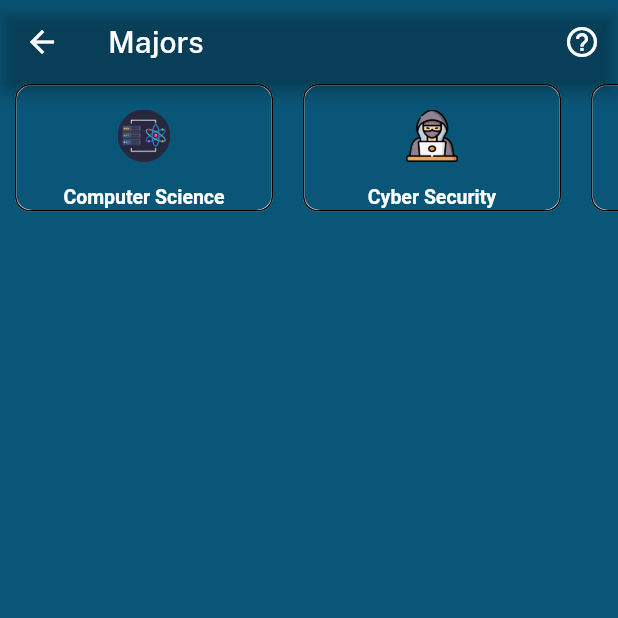
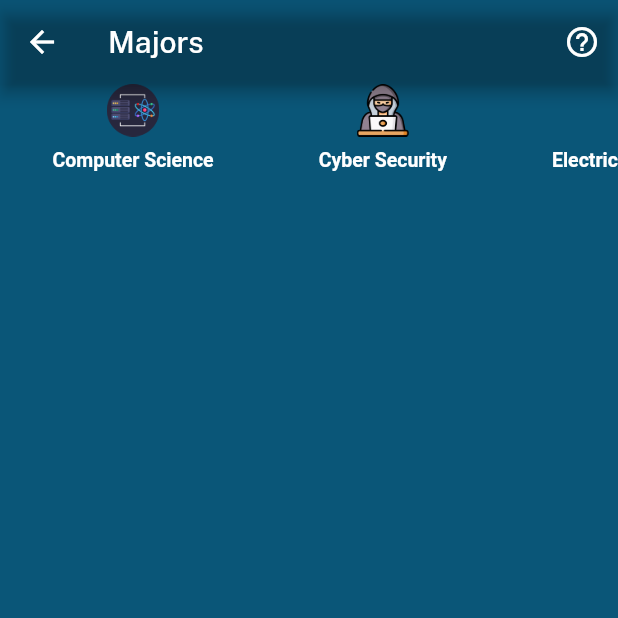
Before and after one commit to DebuggingaHopper/Chargers-Link, a Flutter app: the CompSciResourcesPage screen opened directly, on a phone screen of 412 x 824 dp, the top half of it. Run offline on Flutter 3.47's test engine with Material 2 defaults, Android fonts, the phone set to English and light mode, and no system bars; our stand-ins replace google_fonts, photo_view, table_calendar; missing offline and left inert: webfeed.

Commit message:
Initial commit.

```diff
--- a/lib/pages/csRescources.dart
+++ b/lib/pages/csRescources.dart
@@ -316,41 +316,24 @@ class _CompSciResourcesPageState extends State<CompSciResourcesPage> {
                       scrollDirection: Axis.horizontal,
                       children: [
                         Padding(
-                          padding: const EdgeInsets.symmetric(horizontal: 10.0),
-                          child: Material(
-                            borderRadius: BorderRadius.circular(10.0),
-                            elevation: 0, // Add elevation for a raised effect
-                            child: InkWell(
+                          padding: const EdgeInsets.symmetric(horizontal: 35.0),
+                          child: GestureDetector(
                             onTap: () {
                               setState(() {
                                 isSectionsCSVisible = !isSectionsCSVisible;
                                 issecurityVisible = false;
                               });
                             },
-                              child: Container(
-                                decoration: BoxDecoration(
-                                  borderRadius: BorderRadius.circular(10.0),
-                                  border: Border.all(
-                                    color: Colors.black,
-                                    width: 1.0,
-                                  ),
-                                ),
-                                child: ClipRRect(
-                                  borderRadius: BorderRadius.circular(10.0),
-                                  child: Container(
-                                    color: Color(0xFF0A5678),
-                                    child: SizedBox(
-                                      width: 170,
                             child: Column(
                               children: [
-                                          Padding(
-                                            padding: const EdgeInsets.all(16.0),
-                                            child: Image.asset(
+                                Image.asset(
                                   'assets/CS.png',
                                   width: 35,
                                   height: 35,
                                 ),
-                                          ),
+                                SizedBox(
+                                    height:
+                                        8), // Adjust the spacing between the icon and text
                                 Text(
                                   'Computer Science',
                                   style: TextStyle(
@@ -363,47 +346,25 @@ class _CompSciResourcesPageState extends State<CompSciResourcesPage> {
                             ),
                           ),
                         ),
-                                ),
-                              ),
-                            ),
-                          ),
-                        ),
                         Padding(
-                          padding: const EdgeInsets.symmetric(horizontal: 10.0),
-                          child: Material(
-                            borderRadius: BorderRadius.circular(10.0),
-                            elevation: 0, // Add elevation for a raised effect
-                            child: InkWell(
+                          padding: const EdgeInsets.symmetric(horizontal: 35.0),
+                          child: GestureDetector(
                             onTap: () {
                               setState(() {
                                 isSectionsCSVisible = false;
                                 issecurityVisible = !issecurityVisible;
                               });
                             },
-                              child: Container(
-                                decoration: BoxDecoration(
-                                  borderRadius: BorderRadius.circular(10.0),
-                                  border: Border.all(
-                                    color: Colors.black,
-                                    width: 1.0,
-                                  ),
-                                ),
-                                child: ClipRRect(
-                                  borderRadius: BorderRadius.circular(10.0),
-                                  child: Container(
-                                    color: Color(0xFF0A5678),
-                                    child: SizedBox(
-                                      width: 170,
                             child: Column(
                               children: [
-                                          Padding(
-                                            padding: const EdgeInsets.all(16.0),
-                                            child: Image.asset(
+                                Image.asset(
                                   'assets/Cyber.png', // Replace with the actual path to your PNG image
                                   width: 35,
                                   height: 35,
                                 ),
-                                          ),
+                                SizedBox(
+                                    height:
+                                        8), // Adjust the spacing between the icon and text
                                 Text(
                                   'Cyber Security',
                                   style: TextStyle(
@@ -416,100 +377,25 @@ class _CompSciResourcesPageState extends State<CompSciResourcesPage> {
                             ),
                           ),
                         ),
-                                ),
-                              ),
-                            ),
-                          ),
-                        ),
                         Padding(
-                          padding: const EdgeInsets.symmetric(horizontal: 10.0),
-                          child: Material(
-                            borderRadius: BorderRadius.circular(10.0),
-                            elevation: 0, // Add elevation for a raised effect
-                            child: InkWell(
+                          padding: const EdgeInsets.symmetric(horizontal: 35.0),
+                          child: GestureDetector(
                             onTap: () {
                               setState(() {
                                 isSectionsCSVisible = false;
                                 issecurityVisible = false;
                               });
                             },
-                              child: Container(
-                                decoration: BoxDecoration(
-                                  borderRadius: BorderRadius.circular(10.0),
-                                  border: Border.all(
-                                    color: Colors.black,
-                                    width: 1.0,
-                                  ),
-                                ),
-                                child: ClipRRect(
-                                  borderRadius: BorderRadius.circular(10.0),
-                                  child: Container(
-                                    color: Color(0xFF0A5678),
-                                    child: SizedBox(
-                                      width: 170,
                             child: Column(
                               children: [
-                                          Padding(
-                                            padding: const EdgeInsets.all(16.0),
-                                            child: Image.asset(
-                                              'assets/aerospace.png',
-                                              width: 35,
-                                              height: 35,
-                                            ),
-                                          ),
-                                          Text(
-                                            'Aerospace / UAS',
-                                            style: TextStyle(
-                                              color: Colors.white,
-                                              fontSize: 13,
-                                              fontWeight: FontWeight.bold,
-                                            ),
-                                          ),
-                                        ],
-                                      ),
-                                    ),
-                                  ),
-                                ),
-                              ),
-                            ),
-                          ),
-                        ),
-                        Padding(
-                          padding: const EdgeInsets.symmetric(horizontal: 10.0),
-                          child: Material(
-                            borderRadius: BorderRadius.circular(10.0),
-                            elevation: 0, // Add elevation for a raised effect
-                            child: InkWell(
-                              onTap: () {
-                                setState(() {
-                                  isSectionsCSVisible = false;
-                                  issecurityVisible = false;
-                                });
-                              },
-                              child: Container(
-                                decoration: BoxDecoration(
-                                  borderRadius: BorderRadius.circular(10.0),
-                                  border: Border.all(
-                                    color: Colors.black,
-                                    width: 1.0,
-                                  ),
-                                ),
-                                child: ClipRRect(
-                                  borderRadius: BorderRadius.circular(10.0),
-                                  child: Container(
-                                    color: Color(0xFF0A5678),
-                                    child: SizedBox(
-                                      width: 170,
-                                      child: Column(
-                                        children: [
-                                          Padding(
-                                            padding: const EdgeInsets.all(16.0),
-                                            child: Image.asset(
+                                Image.asset(
                                   'assets/engineering.png',
                                   width: 35,
                                   height: 35,
                                 ),
-                                          ),
+                                SizedBox(
+                                    height:
+                                        8), // Adjust the spacing between the icon and text
                                 Text(
                                   'Electrical / Mechatronics',
                                   style: TextStyle(
@@ -522,8 +408,34 @@ class _CompSciResourcesPageState extends State<CompSciResourcesPage> {
                             ),
                           ),
                         ),
+                        Padding(
+                          padding: const EdgeInsets.symmetric(horizontal: 35.0),
+                          child: GestureDetector(
+                            onTap: () {
+                              setState(() {
+                                isSectionsCSVisible = false;
+                                issecurityVisible = false;
+                              });
+                            },
+                            child: Column(
+                              children: [
+                                Image.asset(
+                                  'assets/aerospace.png',
+                                  width: 35,
+                                  height: 35,
+                                ),
+                                SizedBox(
+                                    height:
+                                        8), // Adjust the spacing between the icon and text
+                                Text(
+                                  'Aerospace / UAS',
+                                  style: TextStyle(
+                                    color: Colors.white,
+                                    fontSize: 13,
+                                    fontWeight: FontWeight.bold,
                                   ),
                                 ),
+                              ],
                             ),
                           ),
                         )
```
Lines whose indentation alone changed are shown as unchanged.
